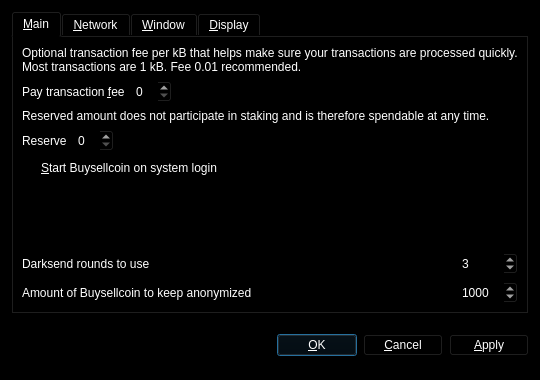
Old version of the form src/qt/forms/optionsdialog.ui in the repository zero24x/buysellcoin.
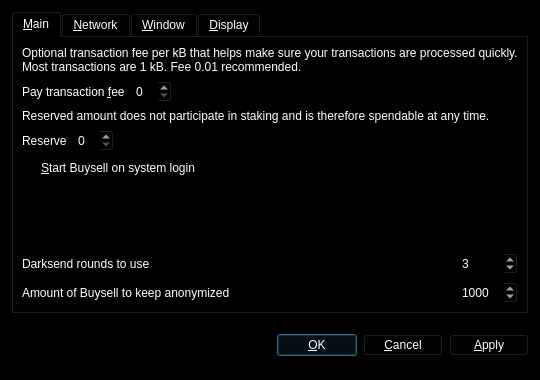
New version of the form. The open tabs and pages were chosen to show the change. Custom widgets are drawn as their Qt base class.

Patch:
```diff
--- a/src/qt/forms/optionsdialog.ui
+++ b/src/qt/forms/optionsdialog.ui
@@ -580,7 +580,7 @@
           <string>Automatically start Buysellcoin after logging in to the system.</string>
          </property>
          <property name="text">
-          <string>&amp;Start Buysellcoin on system login</string>
+          <string>&amp;Start Buysell on system login</string>
          </property>
         </widget>
        </item>
@@ -638,7 +638,7 @@
           <string notr="true"/>
          </property>
          <property name="text">
-          <string>Amount of Buysellcoin to keep anonymized</string>
+          <string>Amount of Buysell to keep anonymized</string>
          </property>
         </widget>
        </item>
```
Left out of the diff: 10 changed lines with no effect on the pictures.
